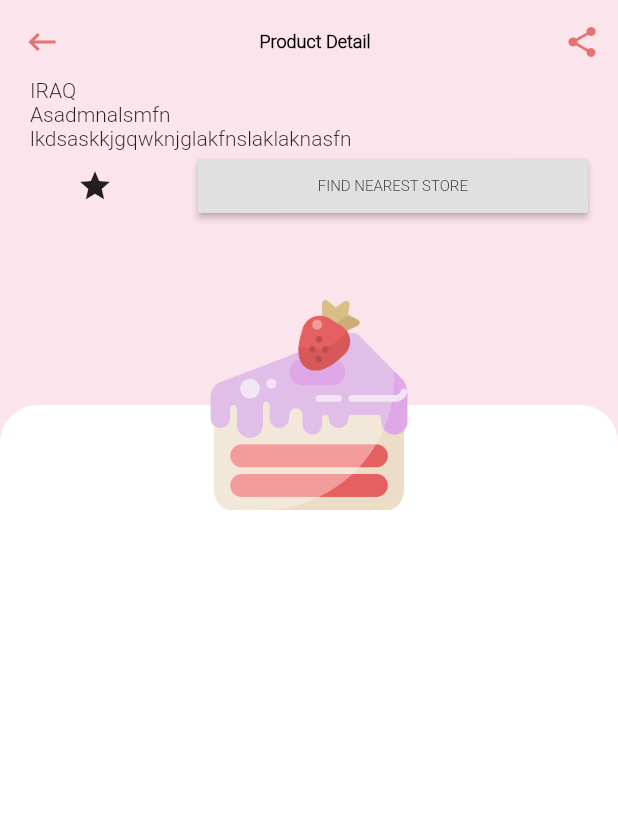
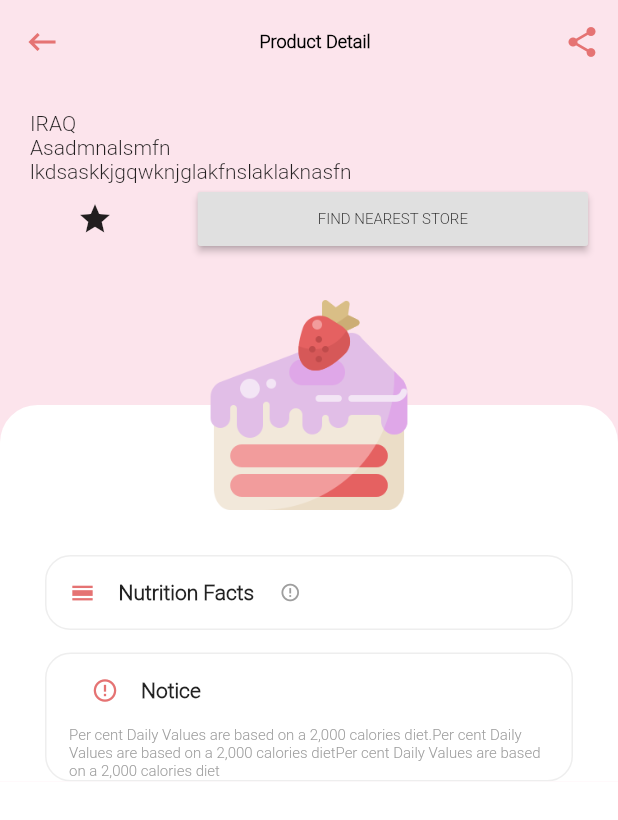
Before and after one commit to mahmoud-eslami/dessert_time, a Flutter app: the DetailsPage screen opened directly, on a phone screen of 412 x 824 dp. Shown: the top 820 px of the screen. Run offline on Flutter 3.47's test engine with Material 2 defaults, Android fonts, the phone set to English and light mode, and no system bars; our stand-ins replace bloc, dio, equatable, flutter_bloc; network calls fail.

Commit message:
add bordered area in detailPage

```diff
--- a/lib/pages/dessertDetails.dart
+++ b/lib/pages/dessertDetails.dart
@@ -39,11 +39,10 @@ class DetailsPage extends StatelessWidget {
               )
             ],
             flexibleSpace: FlexibleSpaceBar(
-              collapseMode: CollapseMode.parallax,
               background: Padding(
-                padding: EdgeInsets.symmetric(horizontal: 20),
+                padding: EdgeInsets.symmetric(horizontal: 20, vertical: 30),
                 child: Column(
-                  mainAxisAlignment: MainAxisAlignment.center,
+                  mainAxisAlignment: MainAxisAlignment.end,
                   crossAxisAlignment: CrossAxisAlignment.start,
                   children: <Widget>[
                     Text('IRAQ'),
@@ -102,12 +101,95 @@ class DetailsPage extends StatelessWidget {
                   ],
                 ),
               ),
-              Container(color: Colors.white, height: 150.0),
-              Container(color: Colors.white, height: 45.0),
+              Container(
+                color: Colors.white,
+                child: Padding(
+                  padding: EdgeInsets.symmetric(horizontal: 30),
+                  child: Column(
+                    mainAxisAlignment: MainAxisAlignment.center,
+                    crossAxisAlignment: CrossAxisAlignment.center,
+                    children: <Widget>[
+                      Container(
+                        decoration: BoxDecoration(
+                            border: Border.all(
+                                color: AppColor.detailPageBorderColor),
+                            borderRadius: BorderRadius.circular(17)),
+                        child: Column(
+                          children: <Widget>[
+                            Row(
+                              children: <Widget>[
+                                IconButton(
+                                    icon: Icon(
+                                      Icons.calendar_view_day,
+                                      size: 18,
+                                      color: AppColor.detailsIconColor,
+                                    ),
+                                    onPressed: () {}),
+                                Text(
+                                  'Nutrition Facts',
+                                  style: TextStyle(
+                                      fontWeight: FontWeight.bold,
+                                      fontSize: 14),
+                                ),
+                                IconButton(
+                                    icon: Icon(
+                                      Icons.error_outline,
+                                      size: 14,
+                                      color: Colors.grey,
+                                    ),
+                                    onPressed: () {})
+                              ],
+                            ),
+                            //todo:add a custom widget
+                          ],
+                        ),
+                      ),
+                      SizedBox(
+                        height: 15,
+                      ),
+                      Container(
+                        decoration: BoxDecoration(
+                            border: Border.all(
+                                color: AppColor.detailPageBorderColor),
+                            borderRadius: BorderRadius.circular(17)),
+                        child: Padding(
+                          padding: EdgeInsets.symmetric(horizontal: 15),
+                          child: Column(
+                            children: <Widget>[
+                              Row(
+                                children: <Widget>[
+                                  IconButton(
+                                      icon: Icon(
+                                        Icons.error_outline,
+                                        color: AppColor.detailsIconColor,
+                                        size: 18,
+                                      ),
+                                      onPressed: () {}),
+                                  Text(
+                                    'Notice',
+                                    style: TextStyle(
+                                        fontSize: 14,
+                                        fontWeight: FontWeight.bold),
+                                  ),
+                                ],
+                              ),
+                              Text(
+                                  'Per cent Daily Values are based on a 2,000'
+                                      ' calories diet.Per cent Daily Values are based '
+                                      'on a 2,000 calories dietPer cent Daily Values are '
+                                      'based on a 2,000 calories diet',style: TextStyle(fontSize: 10,color: Colors.grey),),
+                            ],
+                          ),
+                        ),
+                      ),
+                      Container(),
+                    ],
+                  ),
+                ),
+              ),
               Container(color: Colors.white, height: 150.0),
               Container(color: Colors.white, height: 150.0),
               Container(color: Colors.white, height: 150.0),
-              Container(color: Colors.red, height: 150.0),
             ],
           ))
         ],
--- a/lib/resource/colors.dart
+++ b/lib/resource/colors.dart
@@ -9,6 +9,7 @@ class AppColor {
   static Color detailsBkColor = Colors.pink[50];
   static Color detailsIconColor = Colors.red[300];
   static Color detailsDraggableSheetColor = Colors.white;
+  static Color detailPageBorderColor = Colors.grey[200];
   static Color shopItemBorderColor = Colors.grey[200];
   static Color shopItemTextColor = Colors.black;
   static Color shopItemTimeColor = Colors.red[300];
```
